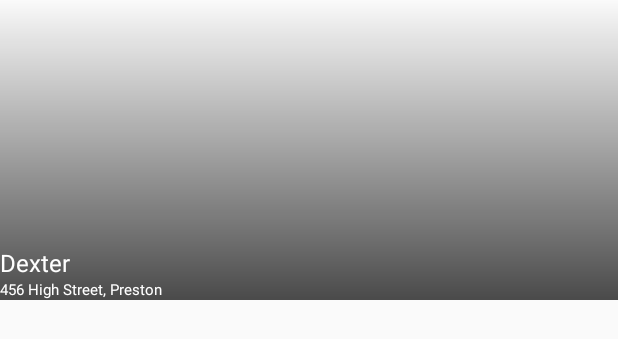
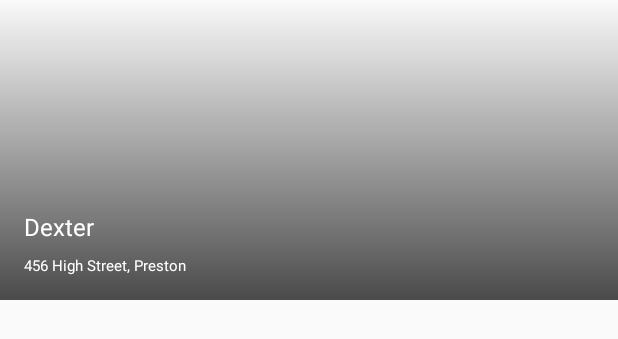
Before and after one commit to hamishcundy/zomato-app, an Android app: the layout restaurant_list_item.xml on its own in the app's theme, with its tools: preview values and no code run, on a phone screen of 412 x 824 dp. Shown: the top 339 px of the screen. Run offline under Robolectric (Android 15) with nearby library versions, the phone set to English and light mode, and no system bars.

Commit message:
Improve text layout spacing

```diff
--- a/app/src/main/res/layout/restaurant_list_item.xml
+++ b/app/src/main/res/layout/restaurant_list_item.xml
@@ -19,6 +19,8 @@
         android:layout_alignParentStart="true"
         android:textSize="16sp"
         android:textColor="@android:color/white"
+        android:layout_marginStart="16dp"
+        android:layout_marginBottom="8dp"
         tools:text="Dexter" />
 
     <TextView
@@ -27,6 +29,8 @@
         android:layout_height="wrap_content"
         android:layout_alignParentBottom="true"
         android:layout_alignParentStart="true"
+        android:layout_marginStart="16dp"
+        android:layout_marginBottom="16dp"
         android:textSize="10sp"
         android:textColor="@android:color/white"
         tools:text="456 High Street, Preston" />
```
